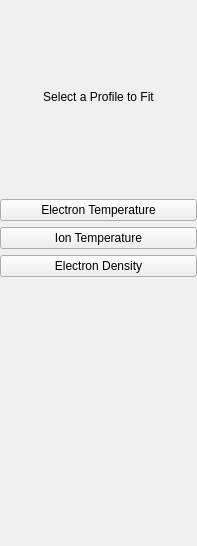
zhengprince/east-fit, file GUI/profileselect.ui: the form before one commit.
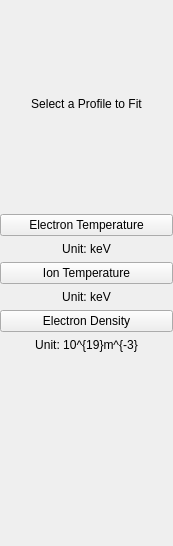
The form after the commit.

Diff of the .ui file:
```diff
--- a/GUI/profileselect.ui
+++ b/GUI/profileselect.ui
@@ -6,7 +6,7 @@
    <rect>
     <x>0</x>
     <y>0</y>
-    <width>197</width>
+    <width>173</width>
     <height>546</height>
    </rect>
   </property>
@@ -71,7 +71,7 @@
          <property name="margin">
           <number>0</number>
          </property>
-         <item row="2" column="0">
+         <item row="3" column="0">
           <widget class="QPushButton" name="bIonTemperature">
            <property name="enabled">
             <bool>true</bool>
@@ -81,7 +81,7 @@
            </property>
           </widget>
          </item>
-         <item row="3" column="0">
+         <item row="5" column="0">
           <widget class="QPushButton" name="bElectronDensity">
            <property name="text">
             <string>Electron Density</string>
@@ -95,10 +95,43 @@
            </property>
           </widget>
          </item>
+         <item row="1" column="0">
+          <widget class="QLabel" name="label_3">
+           <property name="text">
+            <string>Unit: keV</string>
+           </property>
+           <property name="alignment">
+            <set>Qt::AlignCenter</set>
+           </property>
+          </widget>
+         </item>
+         <item row="4" column="0">
+          <widget class="QLabel" name="label_4">
+           <property name="text">
+            <string>Unit: keV</string>
+           </property>
+           <property name="alignment">
+            <set>Qt::AlignCenter</set>
+           </property>
+          </widget>
+         </item>
         </layout>
        </widget>
       </item>
-      <item row="4" column="0">
+      <item row="9" column="0">
+       <spacer name="verticalSpacer_5">
+        <property name="orientation">
+         <enum>Qt::Vertical</enum>
+        </property>
+        <property name="sizeHint" stdset="0">
+         <size>
+          <width>20</width>
+          <height>57</height>
+         </size>
+        </property>
+       </spacer>
+      </item>
+      <item row="5" column="0">
        <spacer name="verticalSpacer_2">
         <property name="orientation">
          <enum>Qt::Vertical</enum>
@@ -111,31 +144,15 @@
         </property>
        </spacer>
       </item>
-      <item row="5" column="0">
-       <spacer name="verticalSpacer_4">
-        <property name="orientation">
-         <enum>Qt::Vertical</enum>
+      <item row="4" column="0">
+       <widget class="QLabel" name="label_5">
+        <property name="text">
+         <string>Unit: 10^{19}m^{-3}</string>
         </property>
-        <property name="sizeHint" stdset="0">
-         <size>
-          <width>20</width>
-          <height>40</height>
-         </size>
+        <property name="alignment">
+         <set>Qt::AlignCenter</set>
         </property>
-       </spacer>
-      </item>
-      <item row="6" column="0">
-       <spacer name="verticalSpacer_5">
-        <property name="orientation">
-         <enum>Qt::Vertical</enum>
-        </property>
-        <property name="sizeHint" stdset="0">
-         <size>
-          <width>20</width>
-          <height>57</height>
-         </size>
-        </property>
-       </spacer>
+       </widget>
       </item>
      </layout>
     </widget>
```
